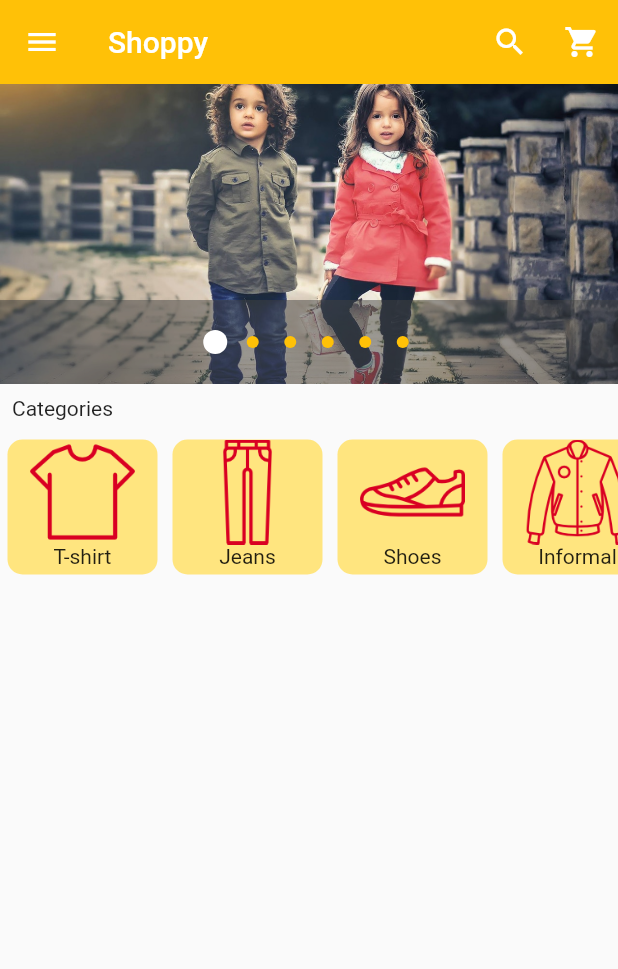
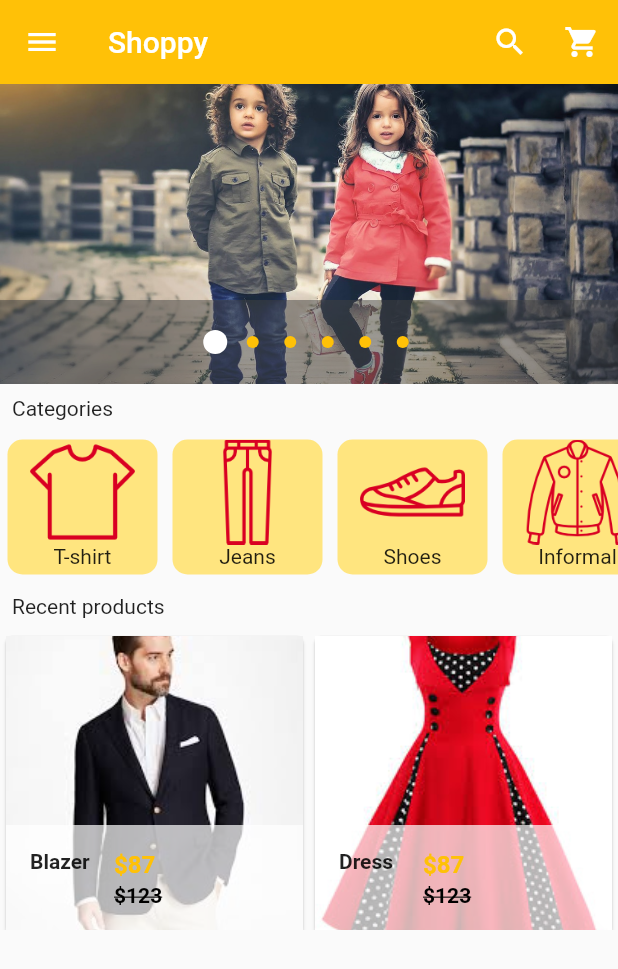
Before and after one commit to brakenseddik/shop_ecommerce, a Flutter app: the screen it shows after launch, on a phone screen of 412 x 824 dp. Shown: the top 969 px of the screen. Run offline on Flutter 3.47's test engine with Material 2 defaults, Android fonts, the phone set to English and light mode, and no system bars; drawn by our look-alikes of carousel_pro.

Commit message:
Grid View Products

```diff
--- a/lib/components/horizontal_listview.dart
+++ b/lib/components/horizontal_listview.dart
@@ -50,6 +50,8 @@ class Category extends StatelessWidget {
       child: InkWell(
         onTap: () {},
         child: Container(
+          height: 100,
+          width: 100,
           decoration: BoxDecoration(
               color: Colors.amberAccent.shade100,
               borderRadius: BorderRadius.all(Radius.circular(10))),
--- /dev/null
+++ b/lib/components/products.dart
@@ -0,0 +1,91 @@
+import 'package:flutter/cupertino.dart';
+import 'package:flutter/material.dart';
+
+class Products extends StatelessWidget {
+  var products_list = [
+    {
+      'name': 'Blazer',
+      'picture': 'images/products/blazer1.jpeg',
+      'old_price': 123,
+      'price': 87
+    },
+    {
+      'name': 'Dress',
+      'picture': 'images/products/dress1.jpeg',
+      'old_price': 123,
+      'price': 87
+    }
+  ];
+
+  @override
+  Widget build(BuildContext context) {
+    return GridView.builder(
+      itemCount: products_list.length,
+      gridDelegate:
+          SliverGridDelegateWithFixedCrossAxisCount(crossAxisCount: 2),
+      itemBuilder: (BuildContext context, int index) {
+        return SingleProduct(
+          prod_name: products_list[index]['name'],
+          prod_picture: products_list[index]['picture'],
+          prod_oldprice: products_list[index]['old_price'],
+          prod_price: products_list[index]['price'],
+        );
+      },
+    );
+  }
+}
+
+class SingleProduct extends StatelessWidget {
+  final prod_name;
+  final prod_picture;
+  final prod_oldprice;
+  final prod_price;
+
+  SingleProduct(
+      {this.prod_name, this.prod_picture, this.prod_oldprice, this.prod_price});
+
+  @override
+  Widget build(BuildContext context) {
+    return Container(
+      child: Card(
+        child: Hero(
+          tag: 'prod',
+          child: Material(
+            child: InkWell(
+              onTap: () {},
+              child: GridTile(
+                footer: Container(
+                  color: Colors.white70,
+                  child: ListTile(
+                    leading: Text(
+                      prod_name,
+                      style: TextStyle(
+                        fontWeight: FontWeight.w700,
+                      ),
+                    ),
+                    title: Text(
+                      '\$$prod_price',
+                      style: TextStyle(
+                          color: Colors.amber, fontWeight: FontWeight.w700),
+                    ),
+                    subtitle: Text(
+                      '\$$prod_oldprice',
+                      style: TextStyle(
+                          decoration: TextDecoration.lineThrough,
+                          color: Colors.black,
+                          fontWeight: FontWeight.w700),
+                    ),
+                  ),
+                ),
+                child: Image.asset(
+                  prod_picture,
+                  fit: BoxFit.cover,
+                ),
+              ),
+            ),
+          ),
+        ),
+      ),
+    );
+  }
+}
--- a/lib/main.dart
+++ b/lib/main.dart
@@ -1,6 +1,8 @@
 import 'package:flutter/material.dart';
 import 'package:carousel_pro/carousel_pro.dart';
 import 'package:shoppy/components/horizontal_listview.dart';
+
+import 'components/products.dart';
 
 void main() {
   runApp(MaterialApp(
@@ -132,6 +134,15 @@ class _HomePageState extends State<HomePage> {
           ),
           //horizontal  LISTVIEW
           horizontalListView(),
+          Padding(
+            padding: EdgeInsets.all(8.0),
+            child: Text('Recent products'),
+          ),
+          // GRIDVIEW
+          Container(
+            height: 200,
+            child: Products(),
+          )
         ],
       ),
     );
```
Also changed, not shown: pubspec.yaml (+11 -0 lines).
